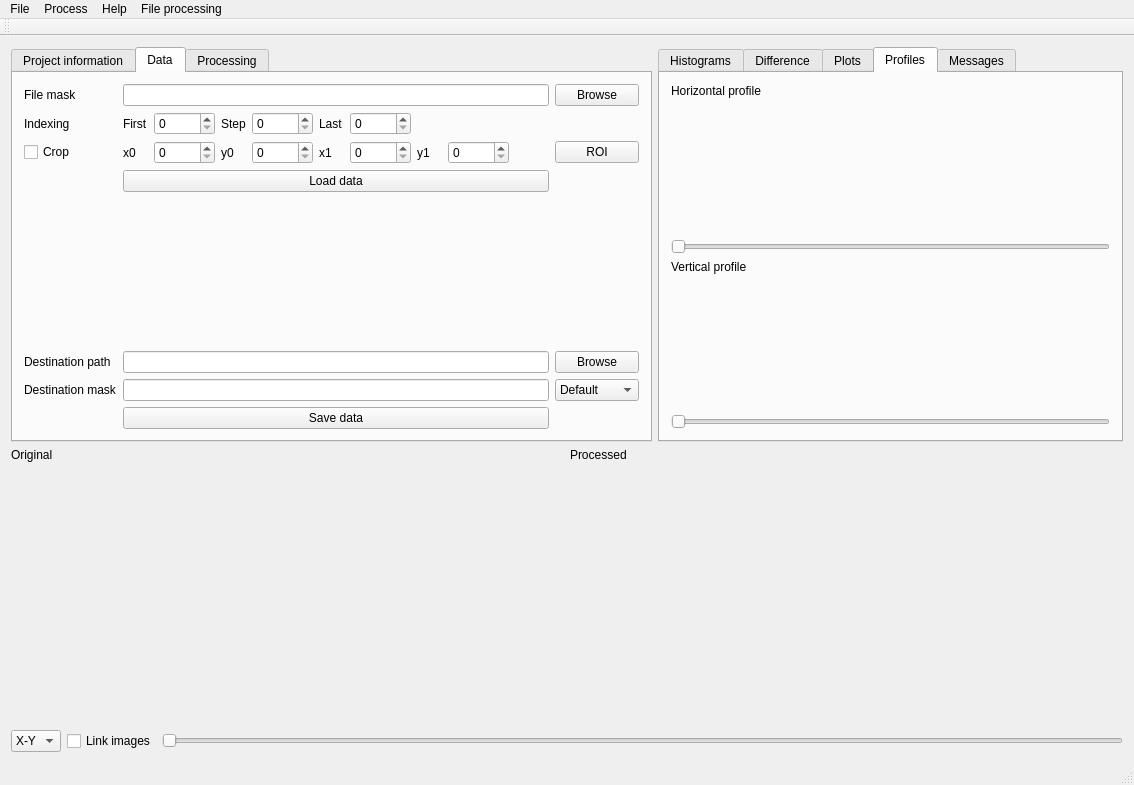
First picture: the form in QtKipTool/src/kiptoolmainwindow.ui, repository neutronimaging/imagingsuite, before the edit.
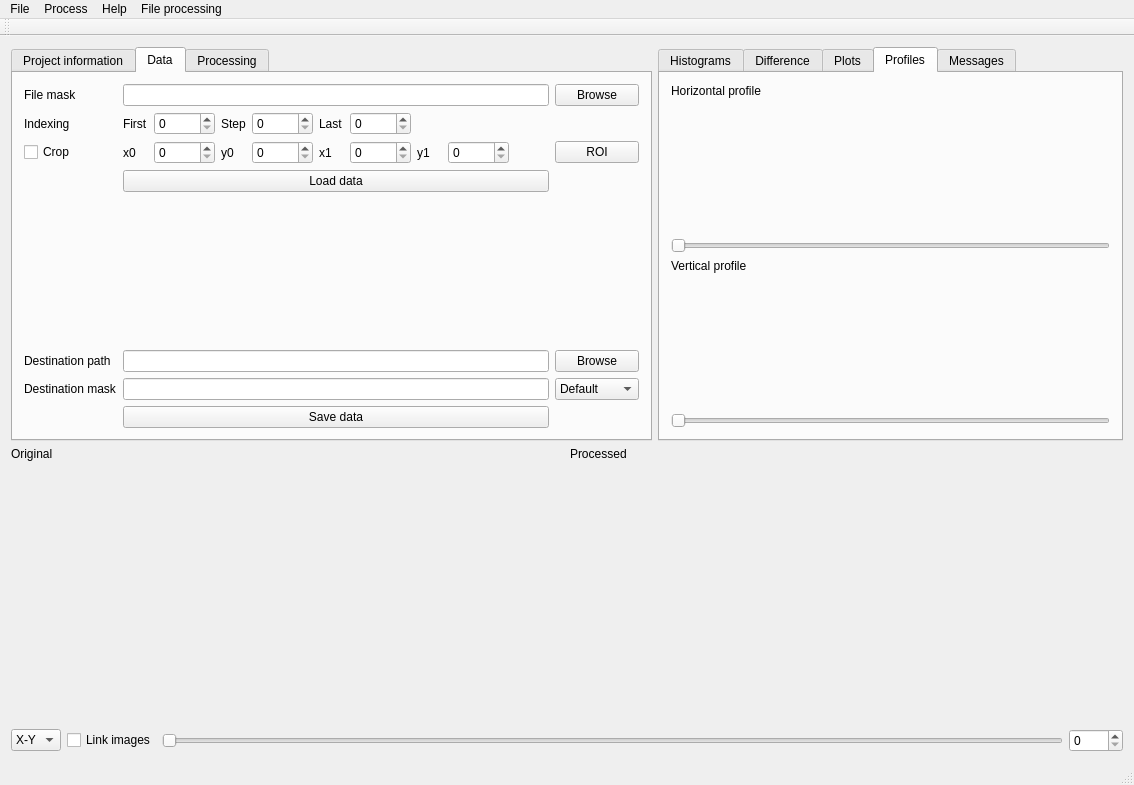
Second picture: the form after the edit. Custom widgets are drawn as their Qt base class.

Diff of the .ui file:
```diff
--- a/QtKipTool/src/kiptoolmainwindow.ui
+++ b/QtKipTool/src/kiptoolmainwindow.ui
@@ -764,6 +764,13 @@
           </property>
          </widget>
         </item>
+        <item>
+         <widget class="QSpinBox" name="spinSliceIndex">
+          <property name="maximum">
+           <number>9999</number>
+          </property>
+         </widget>
+        </item>
        </layout>
       </item>
      </layout>
```
Left out of the diff: 18 changed lines with no effect on the pictures.
